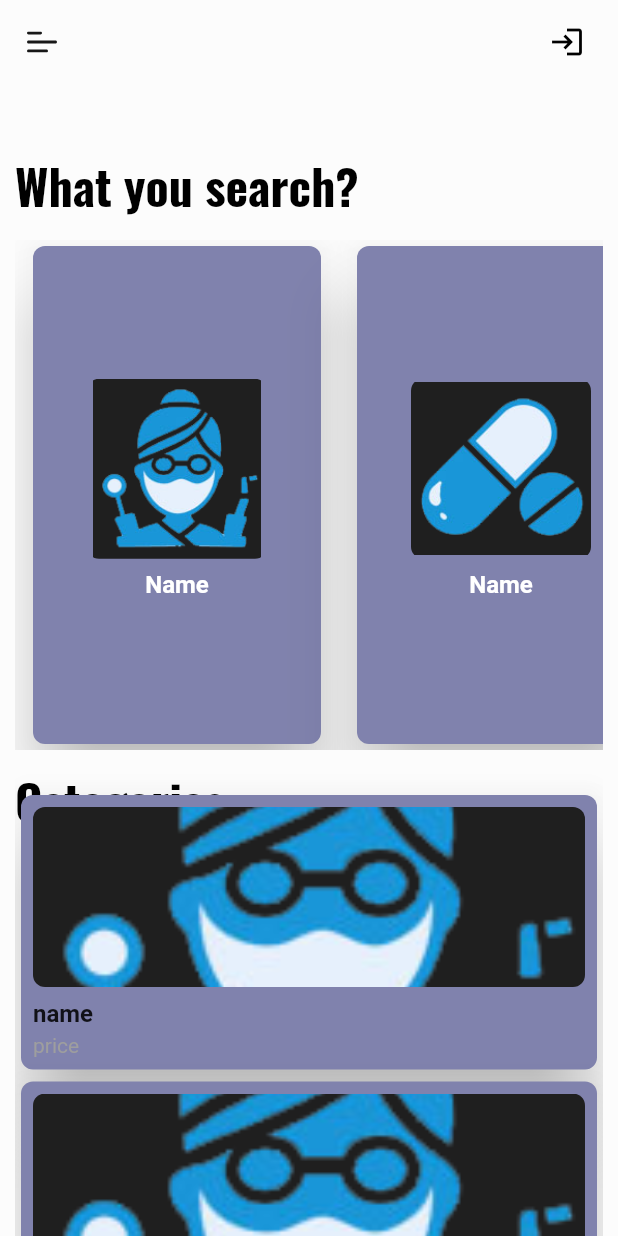
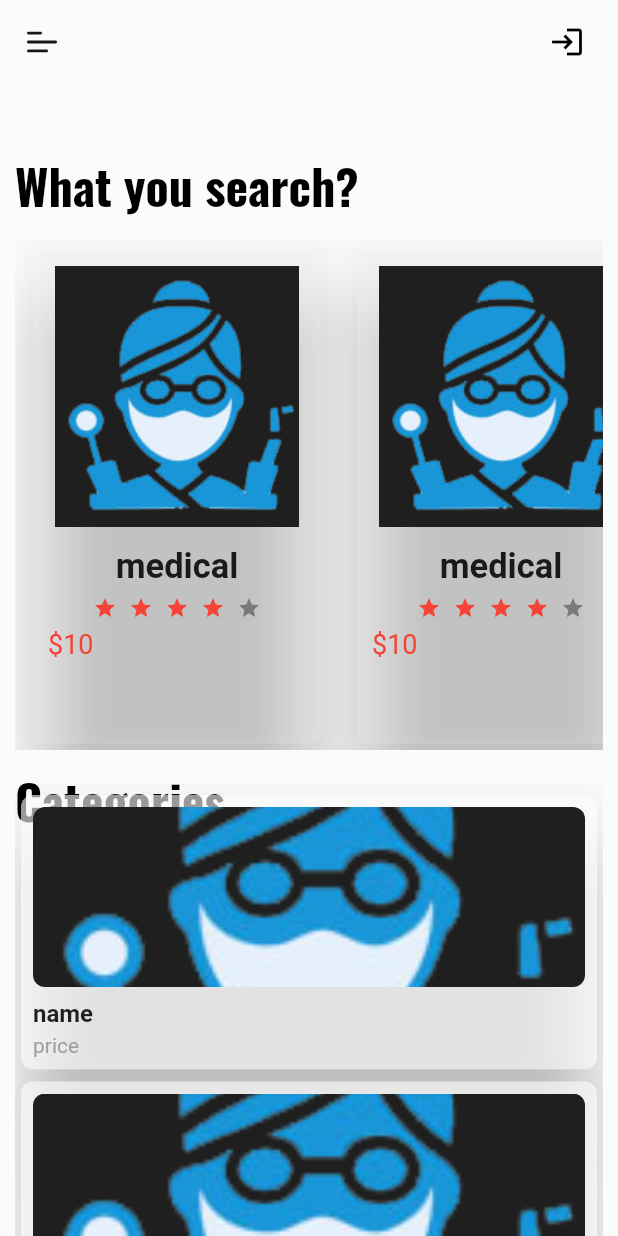
Before and after one commit to med363/ordering_and_delevry_pharmaceutique, a Flutter app: the screen it shows after launch, on a phone screen of 412 x 824 dp. Run offline on Flutter 3.47's test engine with Material 2 defaults, Android fonts, the light colour scheme and no system bars; drawn by our look-alikes of flutter_rating_bar; our stand-ins replace flutter_svg, google_fonts, image_picker, pin_code_fields, simple_animations, supercharged.

Commit message:
add card description

```diff
--- a/flutter_app/lib/Home/HomePage.dart
+++ b/flutter_app/lib/Home/HomePage.dart
@@ -1,4 +1,5 @@
 import 'package:flutter/material.dart';
+import 'package:flutter_rating_bar/flutter_rating_bar.dart';
 import 'package:google_fonts/google_fonts.dart';
 import '../../Core/Colors/Hex_Color.dart';
 import 'package:flutter_svg/flutter_svg.dart';
@@ -80,7 +81,7 @@ class _HomePageState extends State<HomePage> {
             //   ),
             // ),
 
-            color: Colors.white38,
+            color: Colors.white.withOpacity(0.16),
             // decoration: BoxDecoration(
             //   image: DecorationImage(
             //       imacloge: AssetImage("../../icons/background.jpg"),
@@ -112,36 +113,53 @@ Container(
         margin: EdgeInsets.symmetric(horizontal: 8),
         child: Card(
           elevation: 20, // Adjust the elevation value for the shadow effect
-          color: Color.fromARGB(255, 128, 130, 173), // Replace with your desired "crystal" color
+          color: Colors.white.withOpacity(0.16), // Replace with your desired "crystal" color
           shape: RoundedRectangleBorder(
             borderRadius: BorderRadius.circular(8),
           ),
-          child: Column(
-            mainAxisAlignment: MainAxisAlignment.center,
-            children: [
-              ClipRRect(
-                borderRadius: BorderRadius.circular(8),
-                child: Image.asset(
-                  'assets/images/${images[index]}',
-                  fit: BoxFit.contain, // Adjust the fit property for resizing the image
-                  width: 120, // Adjust the width value as needed
-                  height: 120, // Adjust the height value as needed
+          child: Padding(
+            padding: const EdgeInsets.symmetric(horizontal: 10),
+            child: Column(
+              children: [
+                Container(
+                  child: Image.asset("assets/images/med.png",
+                  height: 200,),
                 ),
-              ),
-              Padding(
-                padding: const EdgeInsets.all(8.0),
-                child: Text(
-                  'Name', // Replace with the actual name
-                  style: TextStyle(
-                    color: Colors.white,
-                    fontSize: 16,
-                    fontWeight: FontWeight.bold,
+                Text("medical",
+                style: TextStyle(fontSize: 23,
+                fontWeight: FontWeight.bold
+                ),
+                ),
+                SizedBox(height: 6,),
+                RatingBar.builder(
+                  initialRating: 4,
+                  minRating: 1,
+                  direction: Axis.horizontal,
+                  itemCount: 5,
+                  itemSize: 16,
+                  itemPadding: EdgeInsets.symmetric(horizontal: 4),
+                  itemBuilder: (context, _) => Icon(
+                    Icons.star,
+                    color: Colors.red,
+                  ), onRatingUpdate: (index) {  },
                   ),
-                  textAlign: TextAlign.center,
-                ),
-              ),
-            ],
-          ),
+                  SizedBox(height: 6,),
+                  Row(
+                    children: [
+                      Text(
+                        "\$10",
+                        style: TextStyle(
+                          fontSize: 18,
+                          color: Colors.red,
+                        ),
+
+                      )
+                    ]
+
+                  )
+
+              ],
+            ),)
         ),
       );
     },
@@ -150,6 +168,7 @@ Container(
           Container(
             padding: const EdgeInsets.only(top: 510, left: 10, right: 10),
             child: Column(
+              // mainAxisAlignment: MainAxisAlignment.center,
               children: [
                 Text(
                   "Categories",
@@ -164,10 +183,12 @@ Container(
 Container(
   padding: const EdgeInsets.only(top: 470, left: 10, right: 10),
   child: ListView.builder(
+    // scrollDirection: Axis.horizontal,
+
     itemBuilder: (context, index) {
       return Card(
         elevation: 20,
-        color: Color.fromARGB(255, 128, 130, 173), // Replace with your desired "crystal" color
+        color: Color.fromARGB(255, 255, 255, 255).withOpacity(0.6), // Replace with your desired "crystal" color
         shape: RoundedRectangleBorder(
           borderRadius: BorderRadius.circular(8),
         ),
--- a/flutter_app/pubspec.yaml
+++ b/flutter_app/pubspec.yaml
@@ -40,6 +40,7 @@ dependencies:
   image_picker: ^0.8.4+4
   flutter_svg: ^0.22.0
   #http: ^0.12.2 #help fetch data from API
+  flutter_rating_bar: ^4.0.1
 
 
 dev_dependencies:
```
Also changed, not shown: flutter_app/pubspec.lock.
